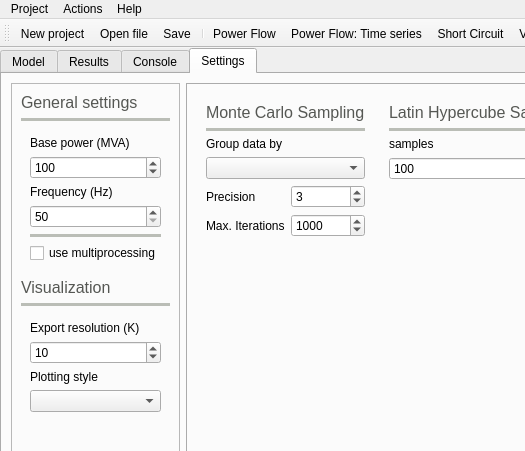
This is src/GridCal/Gui/Main/MainWindow.ui in SanPen/GridCal as Qt 5 draws it before an edit; both pictures show x 0 to 525 and y 0 to 451 of the 1194 by 799 pixel window. The edited form follows.
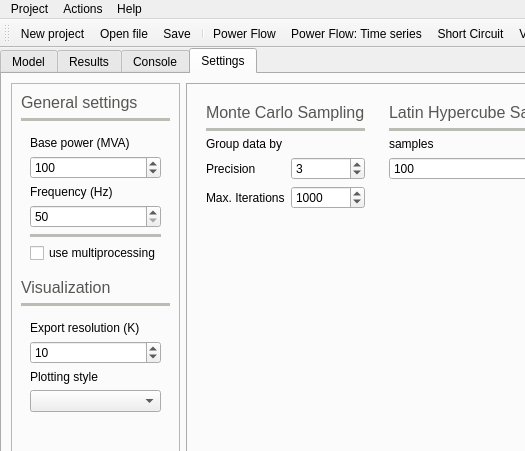
This is the edited form. The open tabs and pages were chosen to show the change. Icons and pictures are not drawn. Custom widgets are drawn as their Qt base class.

Patch:
```diff
--- a/src/GridCal/Gui/Main/MainWindow.ui
+++ b/src/GridCal/Gui/Main/MainWindow.ui
@@ -2859,7 +2859,7 @@
                <enum>QFrame::Raised</enum>
               </property>
               <layout class="QGridLayout" name="gridLayout_6">
-               <item row="6" column="1">
+               <item row="5" column="1">
                 <widget class="QSpinBox" name="tolerance_stochastic_spinBox">
                  <property name="minimum">
                   <number>1</number>
@@ -2872,7 +2872,7 @@
                  </property>
                 </widget>
                </item>
-               <item row="7" column="1">
+               <item row="6" column="1">
                 <widget class="QSpinBox" name="max_iterations_stochastic_spinBox">
                  <property name="minimum">
                   <number>10</number>
@@ -2885,23 +2885,20 @@
                  </property>
                 </widget>
                </item>
-               <item row="7" column="0">
-                <widget class="QLabel" name="label_13">
-                 <property name="text">
-                  <string>Max. Iterations</string>
-                 </property>
-                </widget>
-               </item>
                <item row="6" column="0">
+                <widget class="QLabel" name="label_13">
+                 <property name="text">
+                  <string>Max. Iterations</string>
+                 </property>
+                </widget>
+               </item>
+               <item row="5" column="0">
                 <widget class="QLabel" name="label_12">
                  <property name="text">
                   <string>Precision</string>
                  </property>
                 </widget>
                </item>
-               <item row="4" column="0" colspan="2">
-                <widget class="QComboBox" name="group_by_comboBox"/>
-               </item>
                <item row="3" column="0">
                 <widget class="QLabel" name="label_55">
                  <property name="text">
@@ -2909,7 +2906,7 @@
                  </property>
                 </widget>
                </item>
-               <item row="8" column="0">
+               <item row="7" column="0">
                 <spacer name="verticalSpacer_8">
                  <property name="orientation">
                   <enum>Qt::Vertical</enum>
```
Left out of the diff: 2 changed lines with no effect on the pictures.
